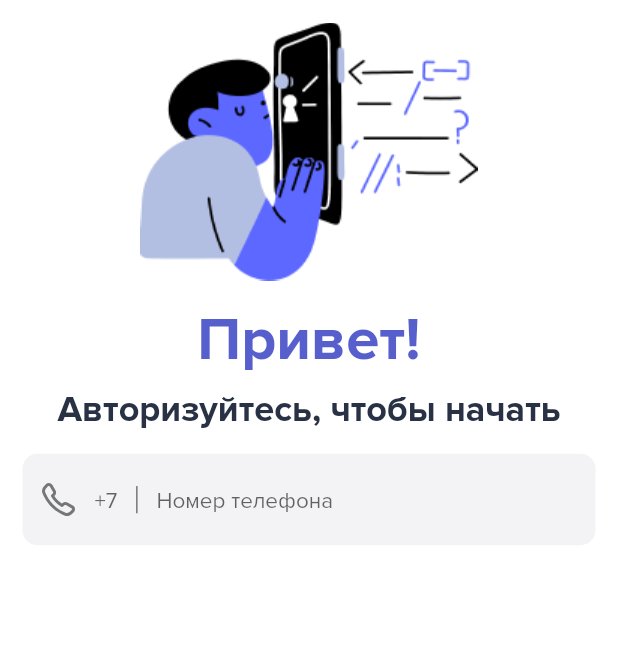
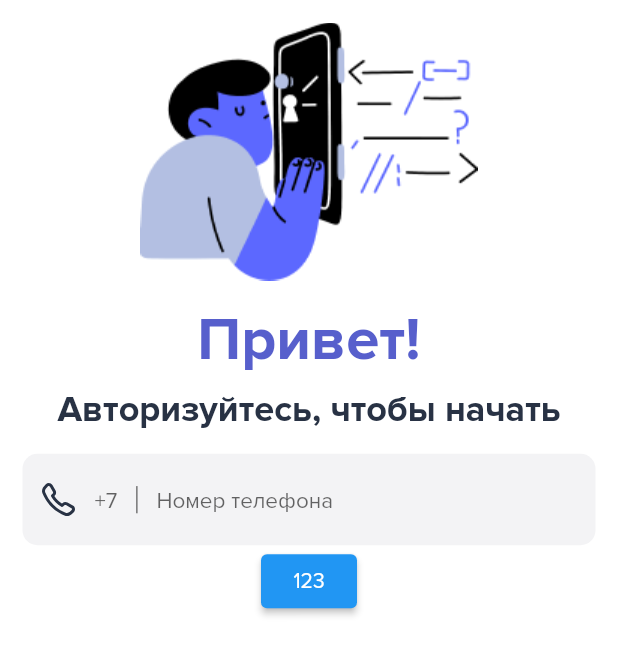
Before and after one commit to vilorg/sisbi, a Flutter app: the screen it shows after launch, on a phone screen of 412 x 824 dp. Shown: the top 655 px of the screen. Run offline on Flutter 3.47's test engine with Material 2 defaults, Android fonts, the phone set to English and light mode, and no system bars; our stand-ins replace flutter_svg, mask_text_input_formatter.

```diff
--- a/lib/main.dart
+++ b/lib/main.dart
@@ -30,6 +30,9 @@ class MyApp extends StatelessWidget {
         theme: ThemeData(
           primaryColor: colorAccentDarkBlue,
           scaffoldBackgroundColor: Colors.white,
+          elevatedButtonTheme: ElevatedButtonThemeData(
+            style: ElevatedButton.styleFrom(),
+          ),
           fontFamily: "ProximaNova",
           textTheme: const TextTheme(
             headline1: TextStyle(
@@ -47,12 +50,17 @@ class MyApp extends StatelessWidget {
               fontWeight: FontWeight.w400,
               color: colorText,
             ),
+            bodyText2: TextStyle(
+              fontSize: 13,
+              fontWeight: FontWeight.w400,
+              color: colorText,
+            ),
           ),
           inputDecorationTheme: InputDecorationTheme(
             focusColor: colorAccentLightBlue,
             filled: true,
             fillColor: colorInput,
-            border: OutlineInputBorder(
+            enabledBorder: OutlineInputBorder(
               borderRadius: BorderRadius.circular(borderRadius),
               borderSide: BorderSide.none,
             ),
@@ -60,6 +68,20 @@ class MyApp extends StatelessWidget {
               borderRadius: BorderRadius.circular(borderRadius),
               borderSide: const BorderSide(
                 color: colorAccentLightBlue,
+                width: 1.5,
+              ),
+            ),
+            errorBorder: OutlineInputBorder(
+              borderRadius: BorderRadius.circular(borderRadius),
+              borderSide: const BorderSide(
+                color: colorInputError,
+                width: 1.5,
+              ),
+            ),
+            focusedErrorBorder: OutlineInputBorder(
+              borderRadius: BorderRadius.circular(borderRadius),
+              borderSide: const BorderSide(
+                color: colorInputError,
                 width: 1.5,
               ),
             ),
--- a/lib/ui/pages/login/login_page.dart
+++ b/lib/ui/pages/login/login_page.dart
@@ -1,5 +1,4 @@
 import 'package:flutter/material.dart';
-import 'package:flutter_svg/flutter_svg.dart';
 import 'package:provider/provider.dart';
 import 'package:sisbi/constants.dart';
 
@@ -12,7 +11,7 @@ class _ViewModelState {
   final String phone;
   final bool isAuthInProcess;
   final bool error;
-  final String textError;
+  final String? textError;
   final bool visible;
   _ViewModelAuthButtonState get authButtonState {
     if (isAuthInProcess) {
@@ -25,10 +24,10 @@ class _ViewModelState {
   }
 
   _ViewModelState({
+    this.textError,
     this.phone = "",
     this.isAuthInProcess = false,
     this.error = false,
-    this.textError = "",
     this.visible = true,
   });
 
@@ -70,7 +69,8 @@ class LoginViewModel extends ChangeNotifier {
   }
 
   void onSaved() {
-    _state = _state.copyWith(textError: "123");
+    _state = _state.copyWith(
+        textError: "*Пользователь с таким номером не существует");
     print("123");
     notifyListeners();
   }
@@ -100,7 +100,15 @@ class LoginPage extends StatelessWidget {
           child: Column(
             children: [
               const LoginStartHeader(),
-              LoginPhoneField(model: model, isValue: state.phone.isNotEmpty),
+              LoginPhoneField(
+                model: model,
+                isValue: state.phone.isNotEmpty,
+                textError: state.textError,
+              ),
+              ElevatedButton(
+                onPressed: model.onSaved,
+                child: Text("123"),
+              ),
             ],
           ),
         ),
--- a/lib/ui/pages/login/widgets/login_phone_field.dart
+++ b/lib/ui/pages/login/widgets/login_phone_field.dart
@@ -5,10 +5,12 @@ import 'package:sisbi/ui/pages/login/login_page.dart';
 
 class LoginPhoneField extends StatefulWidget {
   final bool isValue;
+  final String? textError;
   final LoginViewModel model;
   const LoginPhoneField({
     Key? key,
     required this.isValue,
+    required this.textError,
     required this.model,
   }) : super(key: key);
 
@@ -30,7 +32,7 @@ class _LoginPhoneFieldState extends State<LoginPhoneField> {
           padding: const EdgeInsets.all(defaultPadding * 0.8),
           child: SvgPicture.asset(
             "assets/icons/login_phone.svg",
-            color: colorInputContent,
+            color: widget.textError == null ? colorText : colorInputError,
           ),
         ),
         suffixIcon: widget.isValue
@@ -43,16 +45,24 @@ class _LoginPhoneFieldState extends State<LoginPhoneField> {
                   padding: const EdgeInsets.all(defaultPadding * 0.8),
                   child: SvgPicture.asset(
                     "assets/icons/login_clear.svg",
-                    color: colorAccentLightBlue,
+                    color: widget.textError == null
+                        ? colorAccentLightBlue
+                        : colorInputError,
                   ),
                 ),
               )
             : null,
         hintText: "+7  │  Номер телефона",
+        errorText: widget.textError,
+        errorStyle: Theme.of(context).textTheme.bodyText2!.copyWith(
+              color: colorInputError,
+            ),
       ),
       keyboardType: TextInputType.number,
       inputFormatters: [phoneMask],
-      style: Theme.of(context).textTheme.bodyText1,
+      style: Theme.of(context).textTheme.bodyText1!.copyWith(
+            color: widget.textError == null ? colorText : colorInputError,
+          ),
       onChanged: widget.model.setPhone,
       onSaved: (v) => widget.model.onSaved(),
     );
```
Also changed, not shown: 1 other file.
